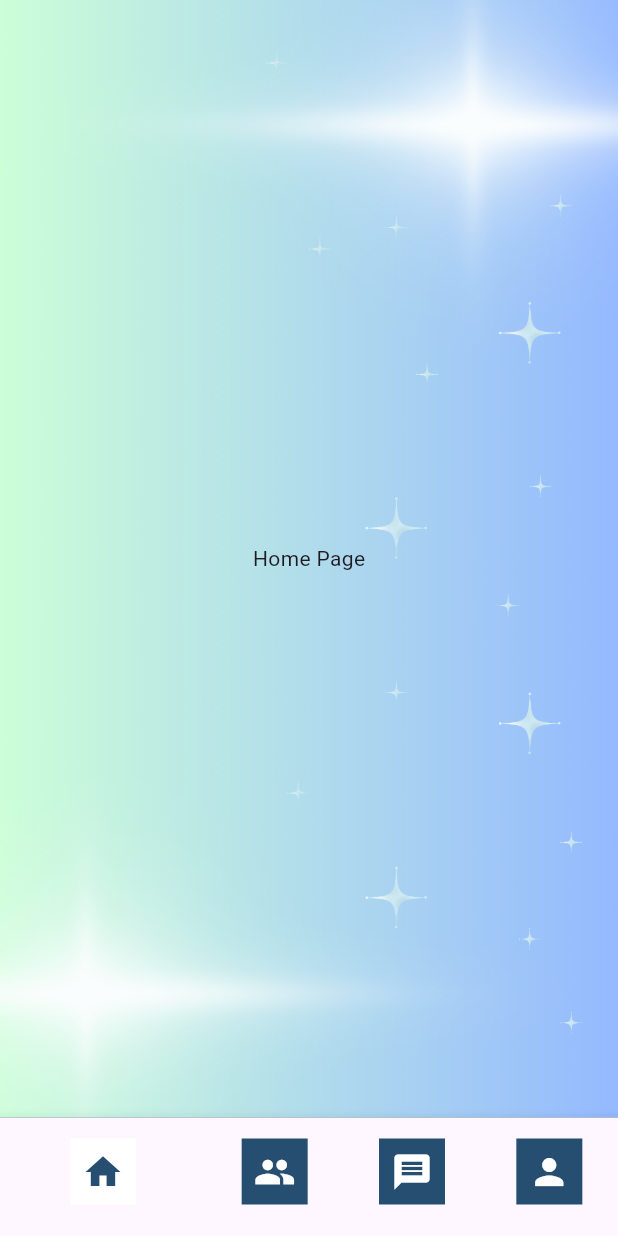
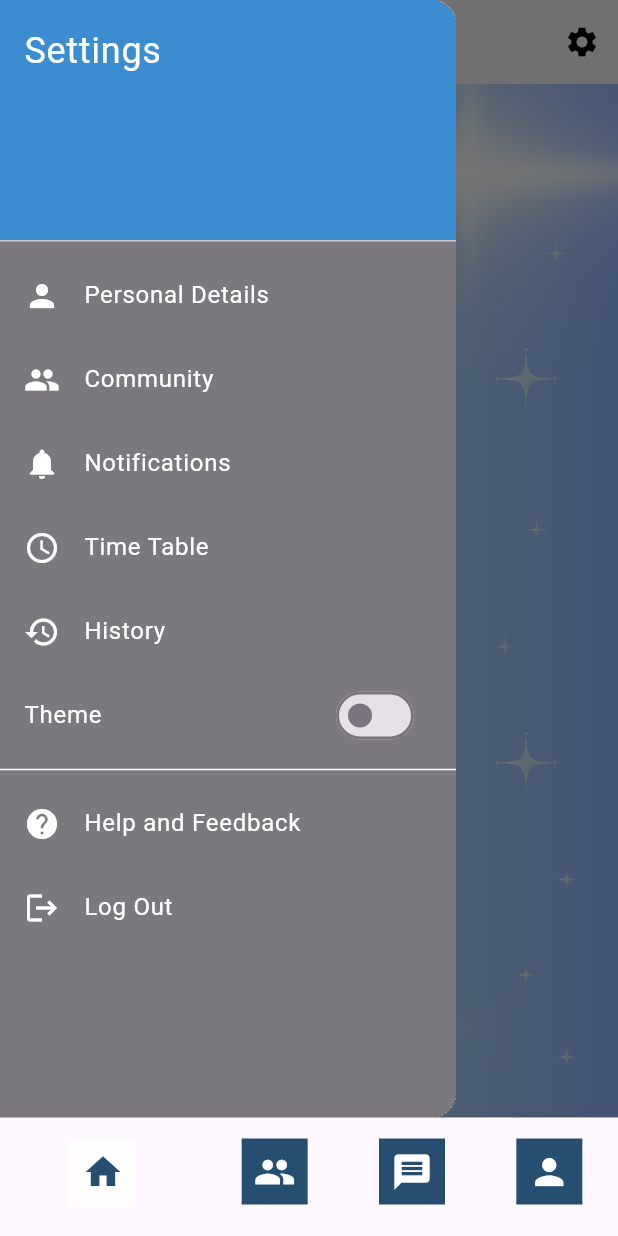
Before and after one commit to AminaIslam1912/learnloop, a Flutter app: the screen it shows after launch, with the side drawer open (before the commit the screen has no drawer), on a phone screen of 412 x 824 dp. Run offline on Flutter 3.47's test engine with Material 3 defaults, Android fonts, the phone set to English and light mode, and no system bars.

```diff
--- a/learnloop/lib/MainPage.dart
+++ b/learnloop/lib/MainPage.dart
@@ -1,5 +1,6 @@
 import 'package:flutter/material.dart';
 import 'request_sent.dart';
+import 'home_page.dart';
 
 class MainPage extends StatefulWidget {
   @override
@@ -10,7 +11,8 @@ class _MainPageState extends State<MainPage> {
   int _currentIndex = 0;
 
   final List<Widget> _pages = [
-    Center(child: Text('Home Page')), // Home page placeholder
+   // Center(child: Text('Home Page')), // Home page placeholder
+    HomePage(),
     RequestPage(),                    // Requests page
     Center(child: Text('Messages')),  // Messages page placeholder
     Center(child: Text('Profile')),   // Profile page placeholder
--- /dev/null
+++ b/learnloop/lib/home_page.dart
@@ -0,0 +1,212 @@
+import 'package:flutter/material.dart';
+
+class HomePage extends StatelessWidget {
+  @override
+  Widget build(BuildContext context) {
+    return Scaffold(
+      appBar: AppBar(
+        backgroundColor: Colors.white,
+        elevation: 2,
+        // title: Text(
+        //   'Home Page',
+        //   style: TextStyle(color: Colors.black),
+        // ),
+        actions: [
+          IconButton(
+            icon: Icon(Icons.settings, color: Colors.black),
+            onPressed: () {
+              Scaffold.of(context).openDrawer(); // Opens the settings drawer
+            },
+          ),
+        ],
+        // bottom: PreferredSize(
+        //   preferredSize: Size.fromHeight(50),
+        //   child: Padding(
+        //     padding: const EdgeInsets.all(8.0),
+        //     child: Container(
+        //       decoration: BoxDecoration(
+        //         color: Colors.grey[200],
+        //         borderRadius: BorderRadius.circular(12),
+        //       ),
+        //       child: TextField(
+        //         decoration: InputDecoration(
+        //           hintText: 'Search...',
+        //           prefixIcon: Icon(Icons.search, color: Colors.grey),
+        //           border: InputBorder.none,
+        //           contentPadding: EdgeInsets.symmetric(horizontal: 16),
+        //         ),
+        //       ),
+        //     ),
+        //   ),
+        // ),
+      ),
+      body: Container(
+          decoration: BoxDecoration(
+        image: DecorationImage(
+          image: AssetImage('assets/background_app.png'), // Background image
+          fit: BoxFit.cover,
+        ),
+      )),
+      drawer: _buildSettingsDrawer(),
+    );
+  }
+
+//   Widget _buildSettingsDrawer() {
+//     return Drawer(
+//       child: ListView(
+//         padding: EdgeInsets.zero,
+//         children: [
+//           DrawerHeader(
+//             decoration: BoxDecoration(color: Colors.blue),
+//             child: Text(
+//               'Settings',
+//               style: TextStyle(color: Colors.white, fontSize: 24),
+//             ),
+//           ),
+//           ListTile(
+//             leading: Icon(Icons.person),
+//             title: Text('Personal Details'),
+//             onTap: () {
+//               // Handle Personal Details navigation
+//             },
+//           ),
+//           ListTile(
+//             leading: Icon(Icons.group),
+//             title: Text('Community'),
+//             onTap: () {
+//               // Handle Community navigation
+//             },
+//           ),
+//           ListTile(
+//             leading: Icon(Icons.notifications),
+//             title: Text('Notifications'),
+//             onTap: () {
+//               // Handle Notifications navigation
+//             },
+//           ),
+//           ListTile(
+//             leading: Icon(Icons.schedule),
+//             title: Text('Time Table'),
+//             onTap: () {
+//               // Handle Time Table navigation
+//             },
+//           ),
+//           ListTile(
+//             leading: Icon(Icons.history),
+//             title: Text('History'),
+//             onTap: () {
+//               // Handle History navigation
+//             },
+//           ),
+//           SwitchListTile(
+//             title: Text('Theme'),
+//             value: false,
+//             onChanged: (value) {
+//               // Handle theme toggle
+//             },
+//           ),
+//           Divider(),
+//           ListTile(
+//             leading: Icon(Icons.help),
+//             title: Text('Help and Feedback'),
+//             onTap: () {
+//               // Handle Help navigation
+//             },
+//           ),
+//           ListTile(
+//             leading: Icon(Icons.logout),
+//             title: Text('Log Out'),
+//             onTap: () {
+//               // Handle Log Out
+//             },
+//           ),
+//         ],
+//       ),
+//     );
+//   }
+// }
+
+  Widget _buildSettingsDrawer() {
+    return Drawer(
+      child: Container(
+        decoration: BoxDecoration(
+       //   color: Colors.black.withOpacity(0.5), // Semi-transparent background
+          color: Colors.black.withOpacity(0.5), // Transparent color
+
+        ),
+        child: ListView(
+          padding: EdgeInsets.zero,
+          children: [
+            DrawerHeader(
+              decoration: BoxDecoration(
+                color: Colors.blue.withOpacity(0.7), // Semi-transparent header
+              ),
+              child: const Text(
+                'Settings',
+                style: TextStyle(color: Colors.white, fontSize: 24),
+              ),
+            ),
+            ListTile(
+              leading: const Icon(Icons.person, color: Colors.white),
+              title: const Text('Personal Details', style: TextStyle(color: Colors.white)),
+              onTap: () {
+                // Handle Personal Details navigation
+              },
+            ),
+            ListTile(
+              leading: const Icon(Icons.group, color: Colors.white),
+              title: const Text('Community', style: TextStyle(color: Colors.white)),
+              onTap: () {
+                // Handle Community navigation
+              },
+            ),
+            ListTile(
+              leading: const Icon(Icons.notifications, color: Colors.white),
+              title: const Text('Notifications', style: TextStyle(color: Colors.white)),
+              onTap: () {
+                // Handle Notifications navigation
+              },
+            ),
+            ListTile(
+              leading: const Icon(Icons.schedule, color: Colors.white),
+              title: const Text('Time Table', style: TextStyle(color: Colors.white)),
+              onTap: () {
+                // Handle Time Table navigation
+              },
+            ),
+            ListTile(
+              leading: const Icon(Icons.history, color: Colors.white),
+              title: const Text('History', style: TextStyle(color: Colors.white)),
+              onTap: () {
+                // Handle History navigation
+              },
+            ),
+            SwitchListTile(
+              title: const Text('Theme', style: TextStyle(color: Colors.white)),
+              value: false,
+              onChanged: (value) {
+                // Handle theme toggle
+              },
+              activeColor: Colors.white,
+            ),
+            const Divider(color: Colors.white), // Divider color adjusted for visibility
+            ListTile(
+              leading: const Icon(Icons.help, color: Colors.white),
+              title: const Text('Help and Feedback', style: TextStyle(color: Colors.white)),
+              onTap: () {
+                // Handle Help navigation
+              },
+            ),
+            ListTile(
+              leading: const Icon(Icons.logout, color: Colors.white),
+              title: const Text('Log Out', style: TextStyle(color: Colors.white)),
+              onTap: () {
+                // Handle Log Out
+              },
+            ),
+          ],
+        ),
+      ),
+    );
+  }
+}
--- a/learnloop/lib/landing_page.dart
+++ b/learnloop/lib/landing_page.dart
@@ -24,7 +24,7 @@ class _SplashScreenState extends State<SplashScreen> {
     return Scaffold(
       backgroundColor: Colors.white, // Background color of the splash screen
       body: Container(
-         decoration: BoxDecoration(
+         decoration: const BoxDecoration(
           image: DecorationImage(
             image: AssetImage('assets/background_app.png'), // Background image
             fit: BoxFit.cover,
@@ -38,7 +38,7 @@ class _SplashScreenState extends State<SplashScreen> {
                 'assets/Writing practice.png', // Path to your splash screen image
                 height: 200, // Adjust the height as needed
               ),
-              SizedBox(height: 20),
+              const SizedBox(height: 20),
               Text(
                 'LearnLoop',
                 style: TextStyle(
```
